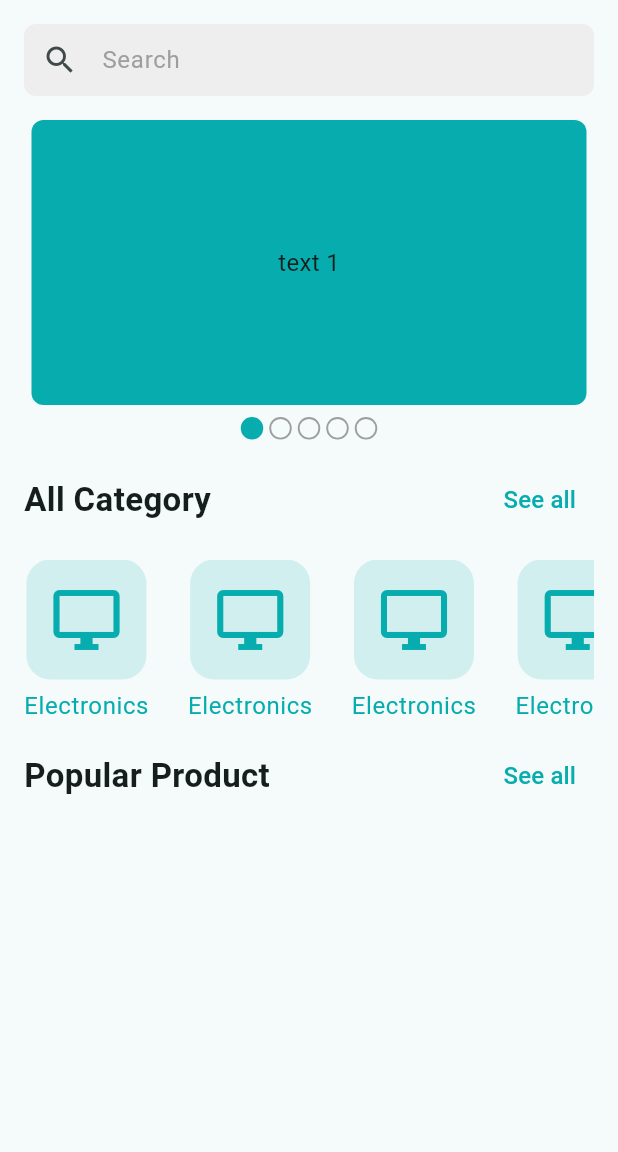
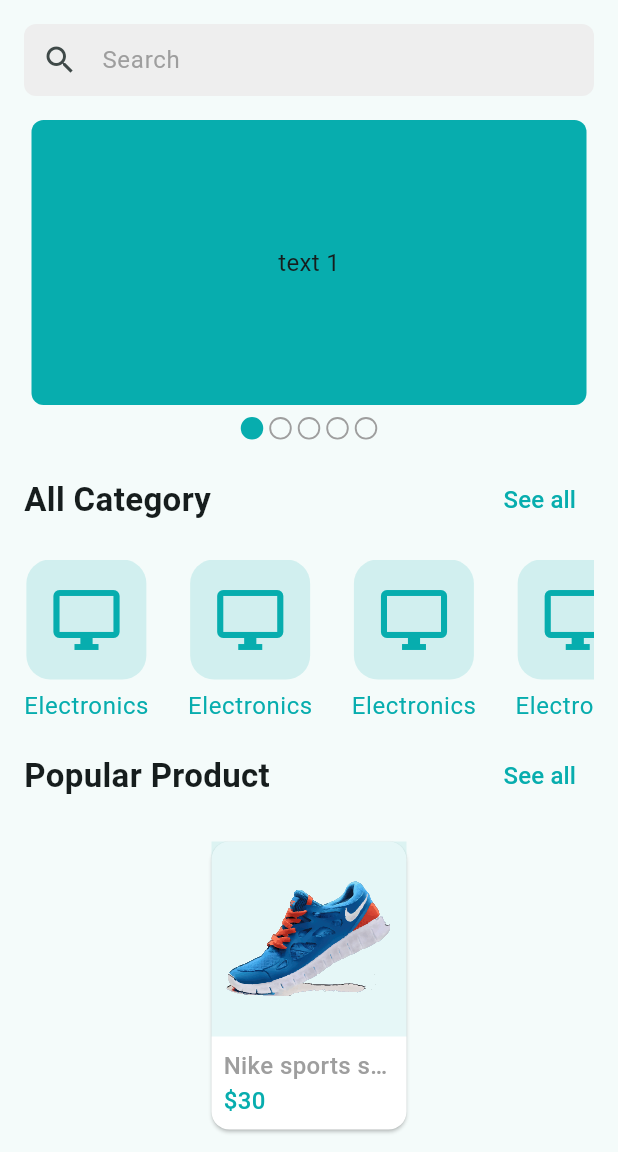
Before and after one commit to kdrbipul/ecommerce_project, a Flutter app: the screen it shows after launch, on a phone screen of 412 x 824 dp, the part 84-1236 px from its top. Run offline on Flutter 3.47's test engine with Material 3 defaults, Android fonts, the phone set to English and light mode, and no system bars; drawn by our look-alikes of carousel_slider; our stand-ins replace flutter_svg, get, pin_code_fields.

Commit message:
popular product details has been done

```diff
--- a/lib/presentation/screens/home_screen.dart
+++ b/lib/presentation/screens/home_screen.dart
@@ -42,7 +42,53 @@ class _HomeScreenState extends State<HomeScreen> {
               onTapSeeAll: () {},
             ),
             const SizedBox(height: 16),
-
+            Card(
+              color: Colors.white,
+              child: SizedBox(
+                width: 130,
+                child: Column(
+                  children: [
+                    Container(
+                      width: 130,
+                      height: 130,
+                      color: AppColors.primaryColor.withOpacity(0.1),
+                      child: Padding(
+                        padding: const EdgeInsets.all(8.0),
+                        child: SvgPicture.asset(AssetsPath.productShoeSvg),
+                      ),
+                    ),
+                    const Padding(
+                      padding: EdgeInsets.all(8.0),
+                      child: Column(
+                        children: [
+                          Text(
+                            'Nike sports shoe 320k special edition',
+                            maxLines: 1,
+                            style: TextStyle(
+                                overflow: TextOverflow.ellipsis,
+                                fontSize: 16,
+                                fontWeight: FontWeight.w500,
+                                color: Colors.grey),
+                          ),
+                          Row(
+                            children: [
+                              Text(
+                                '\$30',
+                                style: TextStyle(
+                                  fontSize: 16,
+                                  fontWeight: FontWeight.w500,
+                                  color: AppColors.primaryColor,
+                                ),
+                              ),
+                            ],
+                          )
+                        ],
+                      ),
+                    ),
+                  ],
+                ),
+              ),
+            )
           ],
         ),
       )),
--- a/lib/presentation/utils/assets_path.dart
+++ b/lib/presentation/utils/assets_path.dart
@@ -3,5 +3,5 @@ class AssetsPath {
 
   static const String appLogoSvg = '$_imagePath/logo.svg';
   static const String navLogoSvg = '$_imagePath/logo_nav.svg';
-  static const String productShoe = '$_imagePath/newShoe.svg';
+  static const String productShoeSvg = '$_imagePath/newShoe.svg';
 }
```
